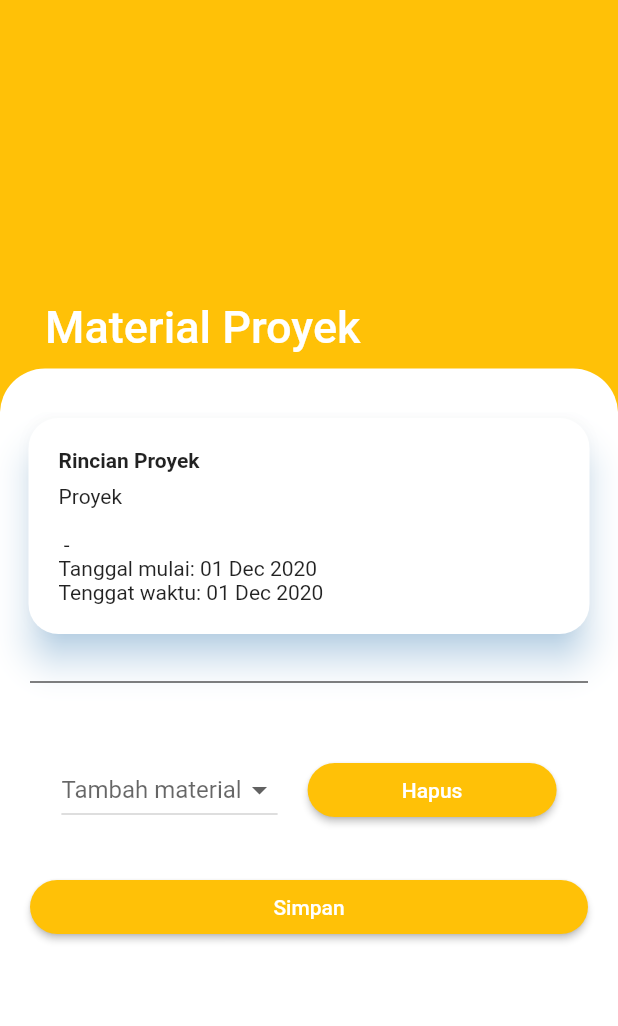
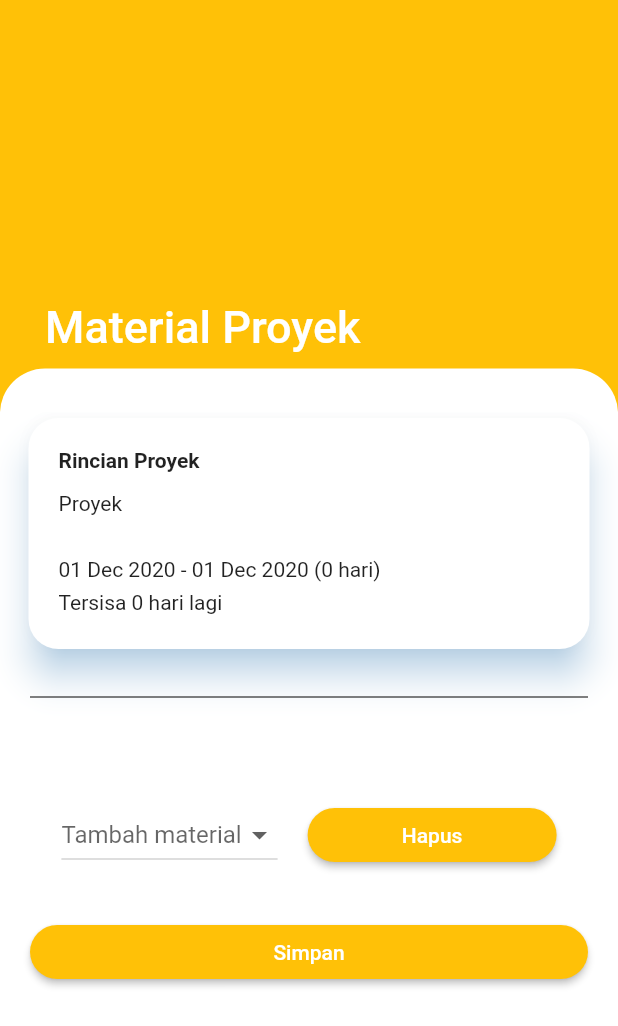
Before and after one commit to qisashasanudin/bangunin_id, a Flutter app: the NewProjectMaterials screen opened directly with empty values, on a phone screen of 412 x 824 dp. Shown: the top 1026 px of the screen. Run offline on Flutter 3.47's test engine with Material 2 defaults, Android fonts, the phone set to English and light mode, and no system bars; our stand-ins replace cloud_firestore, firebase_auth, firebase_core, firebase_storage, flutter_spinkit, fluttertoast and 5 more; missing offline and left inert: dart:ffi; accounts and stored records are empty; network calls fail.

Commit message:
minor fixes on several bugs

```diff
--- a/lib/screens/mainmenu/home/project_list.dart
+++ b/lib/screens/mainmenu/home/project_list.dart
@@ -14,7 +14,6 @@ class ProjectList extends StatelessWidget {
   @override
   Widget build(BuildContext context) {
     final DateFormat _dateFormatter = DateFormat('dd MMM yyyy');
-
     return ListView.builder(
       shrinkWrap: true,
       physics: ScrollPhysics(),
@@ -31,7 +30,7 @@ class ProjectList extends StatelessWidget {
               dense: true,
               title: Text('Proyek ${children[index].projectName}'),
               subtitle: Text(
-                  "Deadline: ${_dateFormatter.format(children[index].dateDeadline)}"),
+                  "Deadline: ${_dateFormatter.format(children[index].dateDeadline)} (${children[index].dateDeadline.difference(DateTime.now()).inDays.toString()} hari lagi)"),
               trailing: (children[index].isCompleted == false)
                   ? Text("In - Progress",
                       style: TextStyle(
--- a/lib/screens/mainmenu/home/projects/new_project/new_project_materials.dart
+++ b/lib/screens/mainmenu/home/projects/new_project/new_project_materials.dart
@@ -3,9 +3,9 @@ import 'package:bangunin_id/models/project_details_model.dart';
 import 'package:bangunin_id/services/auth.dart';
 import 'package:bangunin_id/services/database.dart';
 import 'package:bangunin_id/shared/UI_components/custom_button.dart';
-import 'package:bangunin_id/shared/UI_components/dynamic_list.dart';
 import 'package:bangunin_id/shared/UI_components/popup_dialog.dart';
 import 'package:bangunin_id/shared/UI_components/project_details_card.dart';
+import 'package:bangunin_id/shared/UI_components/project_material_form.dart';
 import 'package:bangunin_id/shared/page_templates/sliver_page.dart';
 import 'package:flutter/material.dart';
 
@@ -17,7 +17,10 @@ class NewProjectMaterials extends StatefulWidget {
 class _NewProjectMaterialsState extends State<NewProjectMaterials> {
   final _formKey = GlobalKey<FormState>();
   final userID = AuthService().getCurrentUID();
-  List<MaterialModel> materialsList = [];
+  List<MaterialModel> unselectedMaterials = List.from(materials);
+  List<MaterialModel> selectedMaterials = [];
+  List<ProjectMaterialForm> generatedList = [];
+  String error = '';
 
   //========================= main function =========================
   @override
@@ -47,8 +50,16 @@ class _NewProjectMaterialsState extends State<NewProjectMaterials> {
                     child: Divider(color: Colors.black)),
                 Padding(
                   padding: EdgeInsets.symmetric(vertical: 10, horizontal: 20),
-                  child: DynamicList(
-                    returnValue: getMaterialListData,
+                  child: _list(),
+                ),
+                Padding(
+                  padding: EdgeInsets.symmetric(vertical: 10, horizontal: 20),
+                  child: Row(
+                    mainAxisAlignment: MainAxisAlignment.center,
+                    children: <Widget>[
+                      _addObjectButton(),
+                      _deleteObjectButton(),
+                    ],
                   ),
                 ),
                 Padding(
@@ -58,6 +69,13 @@ class _NewProjectMaterialsState extends State<NewProjectMaterials> {
                       onPressed: () {
                         _uploadData(details);
                       }),
+                ),
+                Padding(
+                  padding: EdgeInsets.symmetric(horizontal: 20),
+                  child: Text(
+                    error,
+                    style: TextStyle(color: Colors.red, fontSize: 14.0),
+                  ),
                 ),
               ]),
             ), //sliver-sliver lain ditulis di sini
@@ -79,14 +97,98 @@ class _NewProjectMaterialsState extends State<NewProjectMaterials> {
     return tappedYes;
   }
 
-  getMaterialListData(List<MaterialModel> _materialList) {
+  ListView _list() {
+    return ListView.builder(
+      padding: EdgeInsets.zero,
+      physics: NeverScrollableScrollPhysics(),
+      shrinkWrap: true,
+      addAutomaticKeepAlives: true,
+      itemCount: generatedList.length,
+      itemBuilder: (_, index) {
+        return Padding(
+          padding: const EdgeInsets.only(bottom: 10),
+          child: generatedList[index],
+        );
+      },
+    );
+  }
+
+  Flexible _addObjectButton() {
+    return Flexible(
+      child: Padding(
+        padding: const EdgeInsets.all(10.0),
+        child: new DropdownButton(
+          hint: Text('Tambah material'),
+          items: [
+            for (var object in unselectedMaterials)
+              new DropdownMenuItem(
+                value: object,
+                child: Text(
+                    '${object.name ?? ''} ${object.size ?? ''} ${object.type ?? ''}'),
+              )
+          ],
+          onChanged: (value) {
+            _addObject(value);
+          },
+        ),
+      ),
+    );
+  }
+
+  void _addObject(object) {
+    if (unselectedMaterials.isEmpty) {
+      return;
+    }
     setState(() {
-      materialsList = List.from(_materialList);
+      selectedMaterials.add(object);
+      unselectedMaterials.removeWhere((element) => element == object);
+      generatedList.add(ProjectMaterialForm(
+        children: object,
+        returnValue: _getNewObject,
+      ));
+    });
+  }
+
+  _getNewObject(MaterialModel newObject) {
+    setState(() {
+      selectedMaterials[selectedMaterials.indexWhere((oldObject) =>
+          oldObject.name == newObject.name &&
+          oldObject.type == newObject.type &&
+          oldObject.size == newObject.size)] = newObject;
+    });
+  }
+
+  Flexible _deleteObjectButton() {
+    return Flexible(
+      child: Padding(
+        padding: const EdgeInsets.all(10.0),
+        child: CustomButton(
+          prompt: 'Hapus',
+          onPressed: _deleteObject,
+        ),
+      ),
+    );
+  }
+
+  void _deleteObject() {
+    if (selectedMaterials.isEmpty) {
+      return;
+    }
+    setState(() {
+      unselectedMaterials.add(selectedMaterials.last);
+      selectedMaterials.removeLast();
+      generatedList.removeLast();
     });
   }
 
   _uploadData(ProjectDetailsModel projectDetails) async {
-    if (_formKey.currentState.validate()) {
+    bool status = true;
+    for (var i in generatedList) {
+      status = i.isValid() && status;
+    }
+    if (_formKey.currentState.validate() &&
+        status &&
+        selectedMaterials.isNotEmpty) {
       setState(() {
         projectDetails.dateCreated = DateTime.now();
         projectDetails.isCompleted = false;
@@ -104,7 +206,7 @@ class _NewProjectMaterialsState extends State<NewProjectMaterials> {
         'isCompleted': projectDetails.isCompleted,
       });
 
-      for (var element in materialsList)
+      for (var element in selectedMaterials) {
         await DatabaseService(uid: AuthService().getCurrentUID())
             .createProjectMaterialsData(
                 'accounts', 'projects', docId, 'materials_target', {
@@ -116,8 +218,14 @@ class _NewProjectMaterialsState extends State<NewProjectMaterials> {
           'amount': element.amount,
           'image': element.image,
         });
+      }
+
       Navigator.of(context).pop();
       Navigator.of(context).pop();
+    } else {
+      setState(() {
+        error = 'Material tidak boleh kosong.';
+      });
     }
   }
 }
--- a/lib/shared/UI_components/project_details_card.dart
+++ b/lib/shared/UI_components/project_details_card.dart
@@ -13,6 +13,13 @@ class ProjectDetailsCard extends StatelessWidget {
   @override
   Widget build(BuildContext context) {
     final DateFormat _dateFormatter = DateFormat('dd MMM yyyy');
+    final String dateCreated = _dateFormatter.format(child.dateCreated);
+    final String dateDeadline = _dateFormatter.format(child.dateDeadline);
+    final String difference =
+        child.dateDeadline.difference(child.dateCreated).inDays.toString();
+    final String daysRemaining =
+        child.dateDeadline.difference(DateTime.now()).inDays.toString();
+
     return Card(
       elevation: 10,
       shadowColor: Color(0x802196F3),
@@ -23,24 +30,31 @@ class ProjectDetailsCard extends StatelessWidget {
           crossAxisAlignment: CrossAxisAlignment.start,
           children: <Widget>[
             Padding(
-              padding: const EdgeInsets.only(bottom: 8.0),
-              child: Text(
-                'Rincian Proyek',
-                style: TextStyle(fontWeight: FontWeight.bold),
-              ),
-            ),
-            Text('Proyek ${child.projectName}'),
-            if (child.address != null)
-              Text(
-                '${child.address ?? '(Alamat kosong)'}',
-                overflow: TextOverflow.ellipsis,
-              ),
-            if (child.clientName != null &&
-                (child.clientPhone != null || child.clientEmail != null))
-              Text(
-                  '${child.clientName ?? '(Nama klien kosong)'} - ${child.clientPhone ?? child.clientEmail ?? '(Kontak klien kosong)'}'),
-            Text("Tanggal mulai: ${_dateFormatter.format(child.dateCreated)}"),
-            Text("Tenggat waktu: ${_dateFormatter.format(child.dateDeadline)}"),
+                padding: const EdgeInsets.only(bottom: 10),
+                child: Text('Rincian Proyek',
+                    style: TextStyle(fontWeight: FontWeight.bold))),
+            Padding(
+                padding: const EdgeInsets.symmetric(vertical: 3),
+                child: Text('Proyek ${child.projectName}')),
+            if (child.address.isNotEmpty || child.address != '')
+              Padding(
+                  padding: const EdgeInsets.symmetric(vertical: 3),
+                  child: Text('${child.address ?? '(Alamat kosong)'}')),
+            if (child.clientName.isNotEmpty || child.clientName != '')
+              Padding(
+                  padding: const EdgeInsets.symmetric(vertical: 3),
+                  child:
+                      Text('${child.clientName} - ${child.clientPhone ?? ''}')),
+            if (child.clientEmail.isNotEmpty || child.clientEmail != null)
+              Padding(
+                  padding: const EdgeInsets.symmetric(vertical: 3),
+                  child: Text('${child.clientEmail ?? ''}')),
+            Padding(
+                padding: const EdgeInsets.symmetric(vertical: 3),
+                child: Text('$dateCreated - $dateDeadline ($difference hari)')),
+            Padding(
+                padding: const EdgeInsets.symmetric(vertical: 3),
+                child: Text('Tersisa $daysRemaining hari lagi')),
           ],
         ),
       ),
```
Also changed, not shown: lib/shared/UI_components/dynamic_list.dart (+21 -13 lines), lib/shared/UI_components/project_material_form.dart (+6 -7 lines).
